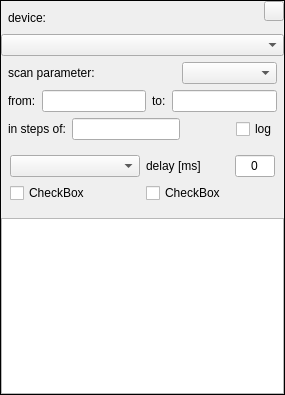
Old version of the form src/scanparameterselection.ui in the repository marvin5300/general-purpose-control.
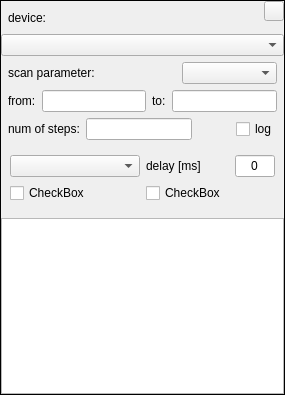
New version of the form.

What changed in the file:
```diff
--- a/src/scanparameterselection.ui
+++ b/src/scanparameterselection.ui
@@ -325,7 +325,7 @@
      <item>
       <widget class="QLabel" name="stepsLabel">
        <property name="text">
-        <string>in steps of:</string>
+        <string>num of steps:</string>
        </property>
       </widget>
      </item>
```
